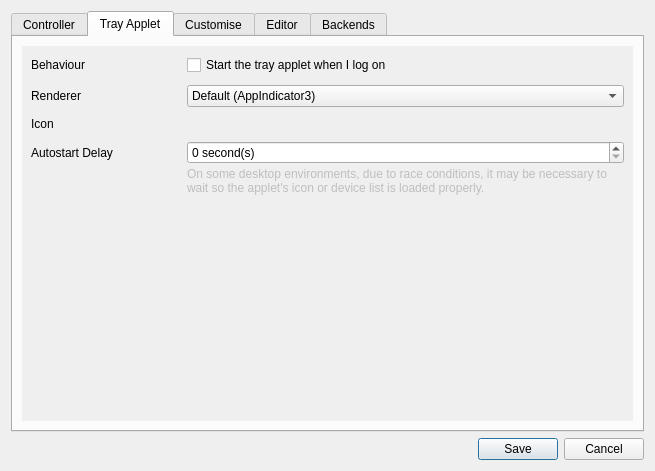
Qt form data/qt/preferences.ui (polychromatic/polychromatic) before a commit.
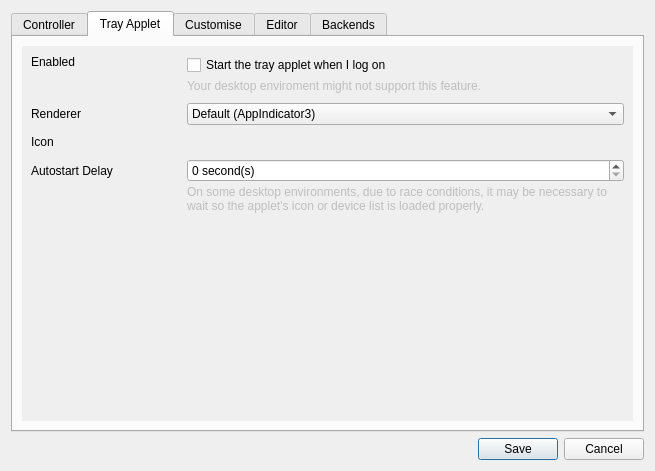
The same form after that commit. The open tabs and pages were chosen to show the change. Icons and pictures are not drawn.

Commit message: preferences: Show hint for tray applet on selected desktop environments

```diff
--- a/data/qt/preferences.ui
+++ b/data/qt/preferences.ui
@@ -395,18 +395,14 @@
               </size>
              </property>
              <property name="text">
-              <string extracomment="Preferences Label">Behaviour</string>
+              <string extracomment="Preferences Label">Enabled</string>
              </property>
-            </widget>
-           </item>
-           <item row="0" column="1">
-            <widget class="QCheckBox" name="TrayAutoStart">
-             <property name="text">
-              <string>Start the tray applet when I log on</string>
+             <property name="alignment">
+              <set>Qt::AlignLeading|Qt::AlignLeft|Qt::AlignTop</set>
              </property>
             </widget>
            </item>
-           <item row="1" column="0">
+           <item row="2" column="0">
             <widget class="QLabel" name="TrayModeLabel">
              <property name="minimumSize">
               <size>
@@ -419,7 +415,7 @@
              </property>
             </widget>
            </item>
-           <item row="1" column="1">
+           <item row="2" column="1">
             <widget class="QComboBox" name="TrayModeCombo">
              <item>
               <property name="text">
@@ -438,7 +434,7 @@
              </item>
             </widget>
            </item>
-           <item row="2" column="0">
+           <item row="3" column="0">
             <widget class="QLabel" name="TrayIconLabel">
              <property name="minimumSize">
               <size>
@@ -451,14 +447,14 @@
              </property>
             </widget>
            </item>
-           <item row="2" column="1">
+           <item row="3" column="1">
             <widget class="QLabel" name="TrayIconPickerPlaceholder">
              <property name="text">
               <string notr="true"/>
              </property>
             </widget>
            </item>
-           <item row="3" column="0">
+           <item row="4" column="0">
             <widget class="QLabel" name="TrayDelayLabel">
              <property name="minimumSize">
               <size>
@@ -471,7 +467,7 @@
              </property>
             </widget>
            </item>
-           <item row="3" column="1">
+           <item row="4" column="1">
             <widget class="QWidget" name="TrayDelayWidget" native="true">
              <property name="minimumSize">
               <size>
@@ -530,6 +526,56 @@
              </layout>
             </widget>
            </item>
+           <item row="0" column="1">
+            <widget class="QWidget" name="TrayAutoStartGroup" native="true">
+             <layout class="QVBoxLayout" name="TrayAutoStartGroup_Layout">
+              <property name="spacing">
+               <number>4</number>
+              </property>
+              <property name="leftMargin">
+               <number>0</number>
+              </property>
+              <property name="topMargin">
+               <number>0</number>
+              </property>
+              <property name="rightMargin">
+               <number>0</number>
+              </property>
+              <property name="bottomMargin">
+               <number>0</number>
+              </property>
+              <item>
+               <widget class="QCheckBox" name="TrayAutoStart">
+                <property name="text">
+                 <string>Start the tray applet when I log on</string>
+                </property>
+               </widget>
+              </item>
+              <item>
+               <widget class="QLabel" name="TrayAutoStartTip">
+                <property name="enabled">
+                 <bool>false</bool>
+                </property>
+                <property name="sizePolicy">
+                 <sizepolicy hsizetype="Expanding" vsizetype="Preferred">
+                  <horstretch>0</horstretch>
+                  <verstretch>0</verstretch>
+                 </sizepolicy>
+                </property>
+                <property name="text">
+                 <string extracomment="Text appears underneath a checkbox in the preferences dialog">Your desktop enviroment might not support this feature.</string>
+                </property>
+                <property name="alignment">
+                 <set>Qt::AlignLeading|Qt::AlignLeft|Qt::AlignTop</set>
+                </property>
+                <property name="wordWrap">
+                 <bool>true</bool>
+                </property>
+               </widget>
+              </item>
+             </layout>
+            </widget>
+           </item>
           </layout>
          </widget>
         </widget>
```
Left out of the diff: 6 changed lines with no effect on the pictures. The commit also changes 1 other file.
